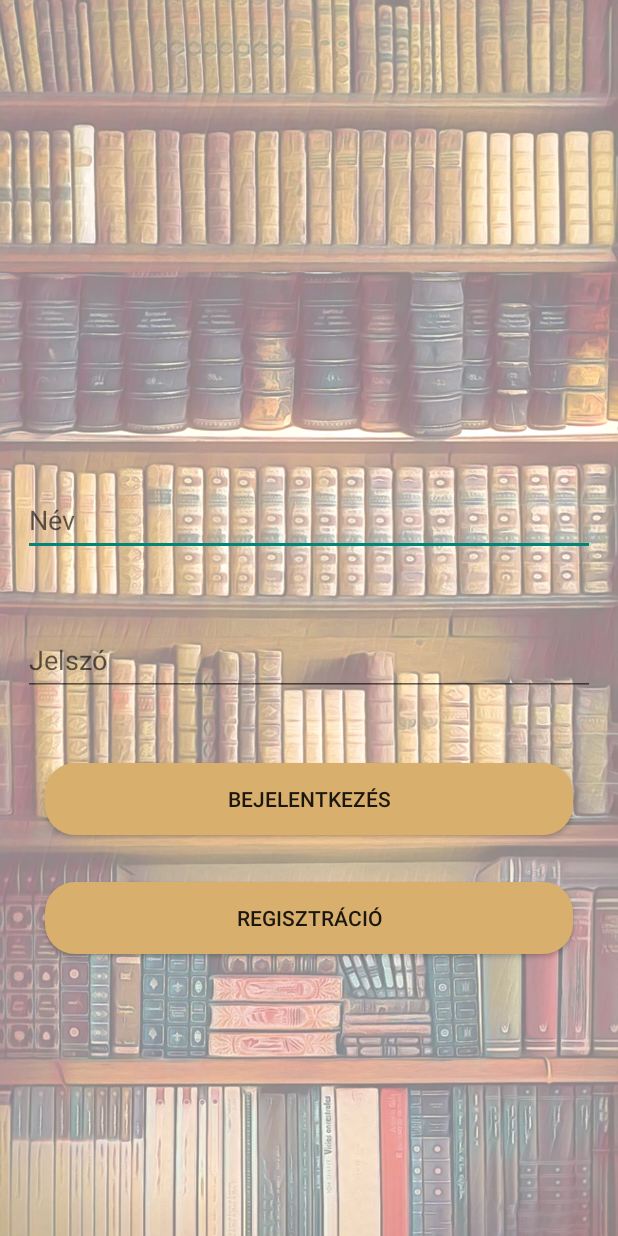
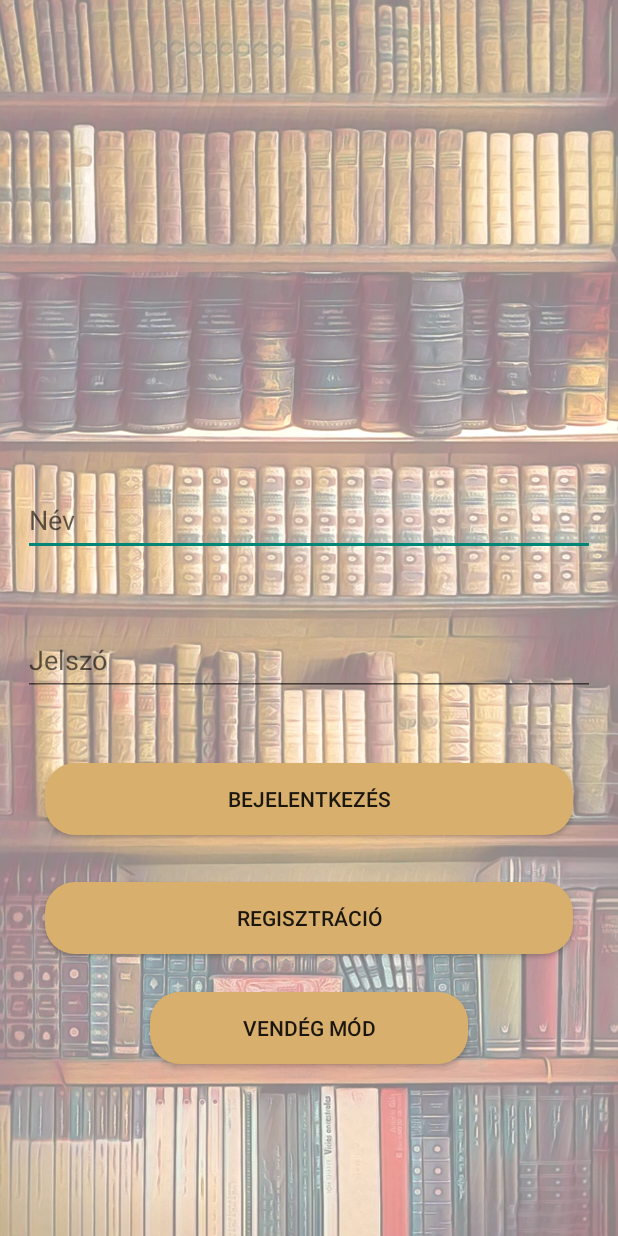
Before and after one commit to Rycbar01/Mobilalkfejl, an Android app: the screen it shows after launch (MainActivity), on a phone screen of 412 x 824 dp. Run offline under Robolectric (Android 15) with nearby library versions, the phone set to English and light mode, and no system bars; our stand-ins replace Firebase (no records; nobody signed in at launch, a user with empty details on screens opened directly).

Commit message:
6. vidi végéig

```diff
--- a/app/src/main/java/com/example/konyvwebshop/ShoppingitemAdapter.java
+++ b/app/src/main/java/com/example/konyvwebshop/ShoppingitemAdapter.java
@@ -111,6 +111,8 @@ public class ShoppingitemAdapter extends RecyclerView.Adapter<ShoppingitemAdapte
                 @Override
                 public void onClick(View view) {
                     Log.d("Tevékenység", "Kosárhoz adás");
+                    ((ShoplistActivity)mcontext).updateAlertIcon();
+
                 }
             });
         }
--- a/app/src/main/res/layout/activity_main.xml
+++ b/app/src/main/res/layout/activity_main.xml
@@ -70,21 +70,21 @@
         android:layout_marginLeft="30dp"
         android:layout_marginRight="30dp"/>
 
-<!--<Button-->
-<!--    android:id="@+id/guestlogbtn"-->
-<!--    android:layout_width="0dp"-->
-<!--    android:layout_height="48dp"-->
-<!--    android:background="@drawable/btn"-->
-<!--    android:layout_marginLeft="100dp"-->
-<!--    android:layout_marginRight="100dp"-->
-<!--    android:layout_marginTop="25dp"-->
-<!--    android:onClick="loginGuest"-->
-<!--    android:text="@string/vendeg"-->
-<!--    app:layout_constraintEnd_toEndOf="parent"-->
-<!--    app:layout_constraintHorizontal_bias="1.0"-->
-<!--    app:layout_constraintStart_toStartOf="parent"-->
-<!--    app:layout_constraintTop_toBottomOf="@+id/buttonREG"-->
-<!--    tools:ignore="OnClick"/>-->
+<Button
+    android:id="@+id/guestlogbtn"
+    android:layout_width="0dp"
+    android:layout_height="48dp"
+    android:background="@drawable/btn"
+    android:layout_marginLeft="100dp"
+    android:layout_marginRight="100dp"
+    android:layout_marginTop="25dp"
+    android:onClick="loginGuest"
+    android:text="@string/vendeg"
+    app:layout_constraintEnd_toEndOf="parent"
+    app:layout_constraintHorizontal_bias="1.0"
+    app:layout_constraintStart_toStartOf="parent"
+    app:layout_constraintTop_toBottomOf="@+id/buttonREG"
+    tools:ignore="OnClick"/>
 
 <!--    <Button-->
 <!--        android:id="@+id/googlesignbtn"-->
```
Also changed, not shown: app/src/main/java/com/example/konyvwebshop/MainActivity.java (+17 -17 lines), app/src/main/java/com/example/konyvwebshop/ShoplistActivity.java (+60 -0 lines).
